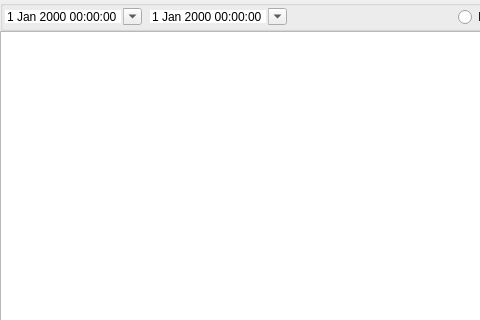
Old version of the form billing/statement/statementtertiarywidget.ui in the repository ytxerp/ytx-client; both pictures show x 0 to 480 and y 0 to 320 of the 784 by 567 pixel window.
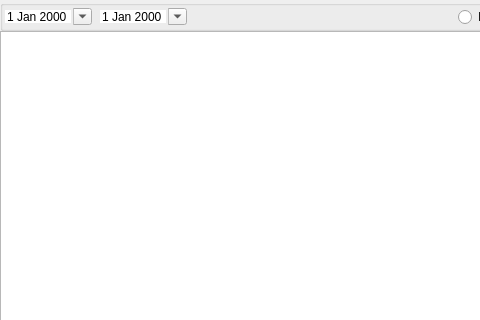
New version of the form. Custom widgets are drawn as their Qt base class.

Commit message: Refactor statement date range

What changed in the file:
```diff
--- a/billing/statement/statementtertiarywidget.ui
+++ b/billing/statement/statementtertiarywidget.ui
@@ -57,7 +57,7 @@
        <number>0</number>
       </property>
       <item>
-       <widget class="DateTimeEdit" name="start">
+       <widget class="DateEdit" name="start">
         <property name="frame">
          <bool>false</bool>
         </property>
@@ -67,7 +67,7 @@
        </widget>
       </item>
       <item>
-       <widget class="DateTimeEdit" name="end">
+       <widget class="DateEdit" name="end">
         <property name="frame">
          <bool>false</bool>
         </property>
@@ -134,9 +134,9 @@
  </widget>
  <customwidgets>
   <customwidget>
-   <class>DateTimeEdit</class>
-   <extends>QDateTimeEdit</extends>
-   <header location="global">widget/datetimeedit.h</header>
+   <class>DateEdit</class>
+   <extends>QDateEdit</extends>
+   <header location="global">widget/dateedit.h</header>
   </customwidget>
  </customwidgets>
  <tabstops>
```
The commit also changes 15 other files.
